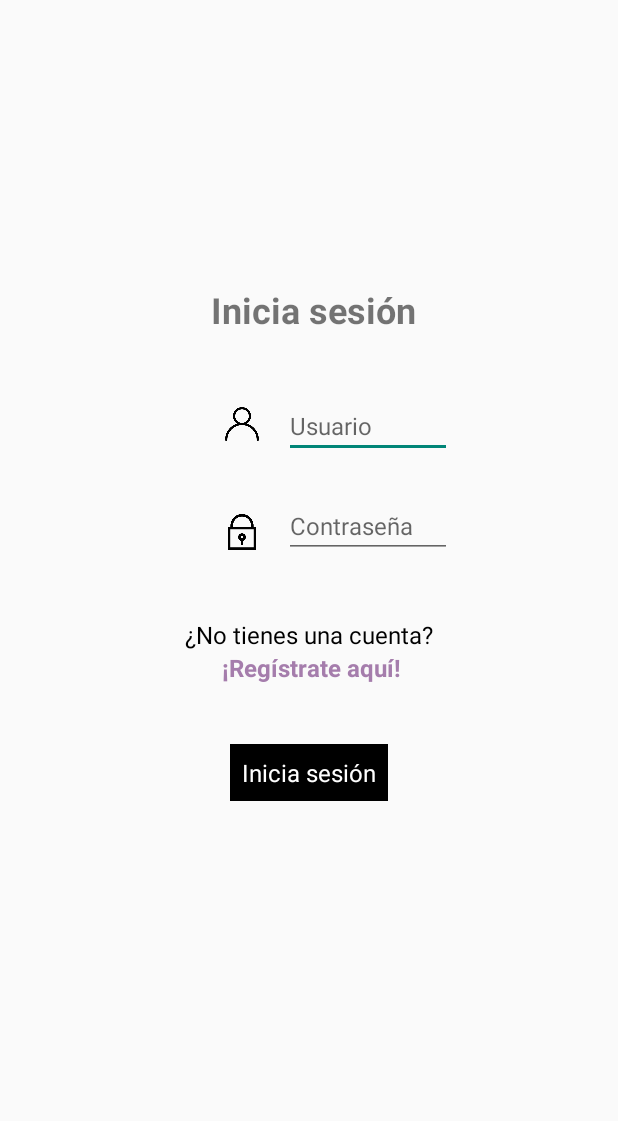
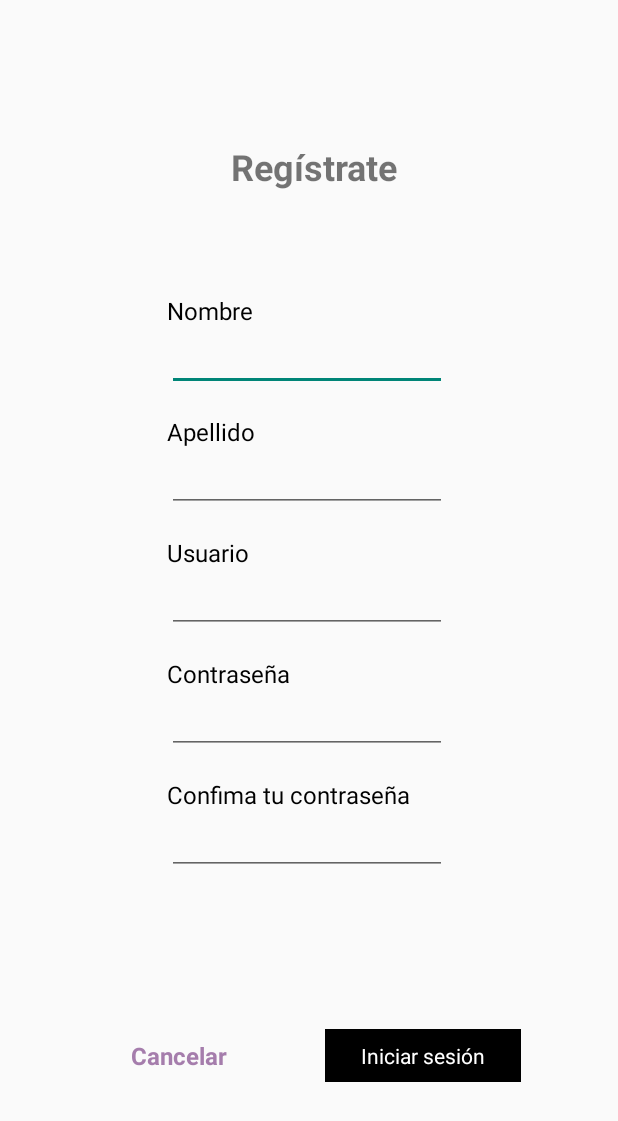
Before and after one commit to MagaliCF/To-Do-App, an Android app: the LoginActivity screen opened directly, with no data from a screen before it, after a tap on "¡Regístrate aquí!", on a phone screen of 412 x 824 dp. Shown: the top 1121 px of the screen. Run offline under Robolectric (Android 15) with nearby library versions, the phone set to English and light mode, and no system bars; our stand-ins replace Room's generated code.

Commit message:
Added the register

```diff
--- a/app/src/main/java/com/example/to_do/LoginActivity.java
+++ b/app/src/main/java/com/example/to_do/LoginActivity.java
@@ -10,7 +10,7 @@ import android.widget.Toast;
 import androidx.annotation.Nullable;
 import androidx.appcompat.app.AppCompatActivity;
 
-import com.example.to_do.models.Login;
+import com.example.to_do.models.User;
 import com.example.to_do.utils.Utils;
 
 public class LoginActivity extends AppCompatActivity {
@@ -33,7 +33,10 @@ public class LoginActivity extends AppCompatActivity {
         txtViewRegiterHere.setOnClickListener(new View.OnClickListener() {
             @Override
             public void onClick(View view) {
-                Toast.makeText(LoginActivity.this, "Aún estamos trabajando en ello...", Toast.LENGTH_SHORT).show();
+                //Toast.makeText(LoginActivity.this, "Aún estamos trabajando en ello...", Toast.LENGTH_SHORT).show();
+                Intent intent = new Intent(LoginActivity.this, RegisterActivity.class);
+                startActivity(intent);
+                finish();
             }
         });
 
@@ -44,7 +47,7 @@ public class LoginActivity extends AppCompatActivity {
                     Utils.setUser(
                             getApplicationContext(),
                             "authCredentials",
-                            new Login(editTxtUser.getText().toString(), editTxtPassword.getText().toString())
+                            new User(editTxtUser.getText().toString(), editTxtPassword.getText().toString())
                     );
                     Intent intent = new Intent(LoginActivity.this, MainActivity.class);
                     startActivity(intent);
--- /dev/null
+++ b/app/src/main/java/com/example/to_do/RegisterActivity.java
@@ -0,0 +1,93 @@
+package com.example.to_do;
+
+import androidx.appcompat.app.AppCompatActivity;
+import androidx.lifecycle.ViewModelProvider;
+
+import android.content.Intent;
+import android.os.Bundle;
+import android.util.Log;
+import android.view.View;
+import android.widget.EditText;
+import android.widget.TextView;
+import android.widget.Toast;
+
+import com.example.to_do.models.User;
+import com.example.to_do.utils.Utils;
+import com.example.to_do.viewmodel.TaskViewModel;
+
+public class RegisterActivity extends AppCompatActivity {
+    public static final String TAG = RegisterActivity.class.getSimpleName();
+    private EditText editTxtName;
+    private EditText editTxtLastname;
+    private EditText editTxtUsername;
+    private EditText editTxtPassword;
+    private EditText editTxtPasswordConfirm;
+    private TextView txtViewCancel;
+    private TextView txtViewSave;
+
+    private TaskViewModel taskViewModel;
+
+    @Override
+    protected void onCreate(Bundle savedInstanceState) {
+        super.onCreate(savedInstanceState);
+        setContentView(R.layout.activity_register);
+
+        editTxtName = findViewById(R.id.editTxtName);
+        editTxtLastname = findViewById(R.id.editTxtLastname);
+        editTxtUsername = findViewById(R.id.editTxtUsername);
+        editTxtPassword = findViewById(R.id.editTxtPassword);
+        editTxtPasswordConfirm = findViewById(R.id.editTxtPasswordConfirm);
+        txtViewCancel = findViewById(R.id.txtViewCancel);
+        txtViewSave = findViewById(R.id.txtViewSave);
+
+        taskViewModel = (TaskViewModel) new ViewModelProvider(this).get(TaskViewModel.class);
+
+        txtViewSave.setOnClickListener(new View.OnClickListener() {
+            @Override
+            public void onClick(View view) {
+                saveUser();
+            }
+        });
+
+        txtViewCancel.setOnClickListener(new View.OnClickListener() {
+            @Override
+            public void onClick(View view) {
+                back();
+            }
+        });
+    }
+    private void saveUser(){
+        String username = editTxtUsername.getText().toString();
+        String password = editTxtPassword.getText().toString();
+        String name = editTxtName.getText().toString();
+        String lastname = editTxtLastname.getText().toString();
+        String passwordConfirm = editTxtPasswordConfirm.getText().toString();
+
+        if(!(name.equals("")||lastname.equals("")||username.equals("")||password.equals("")||passwordConfirm.equals(""))){
+            if(password.equals(passwordConfirm) && password.length() > 7){
+                User user = new User(username, password, name, lastname);
+
+                //TODO: Hacer la validación de exitencia de usuario, pero que se preocupe la Magali del futuro
+                /*taskViewModel.insertUser(user);
+
+                Utils.setUser(
+                        getApplicationContext(),
+                        "authCredentials",
+                        user
+                );*/
+
+                Log.e(TAG, "User seved: " + user.toString() + " with id: " + user.getId());
+            } else {
+                Toast.makeText(this, "Las contraseñas no coinciden", Toast.LENGTH_SHORT).show();
+            }
+        } else {
+            Toast.makeText(this, "Verifica tus datos", Toast.LENGTH_SHORT).show();
+        }
+    }
+
+    private void back(){
+        Intent intent = new Intent(RegisterActivity.this, LoginActivity.class);
+        startActivity(intent);
+        finish();
+    }
+}
--- a/app/src/main/java/com/example/to_do/SplashScreen.java
+++ b/app/src/main/java/com/example/to_do/SplashScreen.java
@@ -7,7 +7,7 @@ import android.os.Bundle;
 import android.os.Handler;
 import android.util.Log;
 
-import com.example.to_do.models.Login;
+import com.example.to_do.models.User;
 import com.example.to_do.utils.Utils;
 
 public class SplashScreen extends AppCompatActivity {
@@ -26,7 +26,7 @@ public class SplashScreen extends AppCompatActivity {
                 Intent intent = null;
 
                 try {
-                    Login user = Utils.getUser(getApplicationContext(),"authCredentials");
+                    User user = Utils.getUser(getApplicationContext(),"authCredentials");
                     Log.i(TAG, "run user information: " + user.getUsername());
                     intent = new Intent(SplashScreen.this, MainActivity.class);
                 } catch (Exception e){
--- a/app/src/main/java/com/example/to_do/db/TaskDao.java
+++ b/app/src/main/java/com/example/to_do/db/TaskDao.java
@@ -20,6 +20,6 @@ public interface TaskDao {
     public void update(Task task);
     @Delete
     public void delete(Task task);
-    @Query("SELECT * FROM my_task WHERE user = :user")
-    public LiveData<List<Task>> getAllData(String user);
+    @Query("SELECT * FROM task_table WHERE user = :user")
+    public LiveData<List<Task>> getAllData(int user);
 }
--- a/app/src/main/java/com/example/to_do/db/TaskDatabase.java
+++ b/app/src/main/java/com/example/to_do/db/TaskDatabase.java
@@ -7,11 +7,13 @@ import androidx.room.Room;
 import androidx.room.RoomDatabase;
 
 import com.example.to_do.models.Task;
+import com.example.to_do.models.User;
 
-@Database(entities = Task.class, version = 2)
+@Database(entities = {Task.class, User.class}, version = 3)
     public abstract class TaskDatabase extends RoomDatabase {
     private static TaskDatabase instance;
     public abstract TaskDao taskDao();
+    public abstract UserDao userDao();
     public static synchronized TaskDatabase getInstance(Context context){
         if (instance == null){
             instance = Room.databaseBuilder(context.getApplicationContext()
--- /dev/null
+++ b/app/src/main/java/com/example/to_do/db/UserDao.java
@@ -0,0 +1,25 @@
+package com.example.to_do.db;
+
+import androidx.room.Dao;
+import androidx.room.Delete;
+import androidx.room.Insert;
+import androidx.room.Query;
+import androidx.room.Update;
+
+import com.example.to_do.models.User;
+
+@Dao
+public interface UserDao {
+
+    @Insert
+    public void insert(User user);
+
+    @Update
+    public void update(User user);
+
+    @Delete
+    public void delete(User user);
+
+    @Query("SELECT username FROM users_table WHERE username = :username")
+    public String getUserNameExist(String username);
+}
--- a/app/src/main/res/layout/activity_new_task.xml
+++ b/app/src/main/res/layout/activity_new_task.xml
@@ -39,6 +39,7 @@
                 android:layout_marginTop="32dp"
                 android:fontFamily="sans-serif"
                 android:text="Nombre:"
+                android:textColor="@color/black"
                 app:layout_constraintEnd_toEndOf="parent"
                 app:layout_constraintHorizontal_bias="0.0"
                 app:layout_constraintStart_toStartOf="@+id/guideline3"
@@ -66,6 +67,7 @@
                 android:layout_height="wrap_content"
                 android:layout_marginTop="16dp"
                 android:text="Descripción"
+                android:textColor="@color/black"
                 app:layout_constraintEnd_toEndOf="parent"
                 app:layout_constraintHorizontal_bias="0.0"
                 app:layout_constraintStart_toStartOf="@+id/guideline3"
@@ -82,6 +84,7 @@
                 android:hint="¿qué hay qué hacer hoy?"
                 android:inputType="text"
                 android:textSize="16sp"
+                android:maxLines="5"
                 app:layout_constraintEnd_toEndOf="parent"
                 app:layout_constraintHorizontal_bias="0.0"
                 app:layout_constraintStart_toStartOf="@+id/guideline3"
@@ -93,6 +96,7 @@
                 android:layout_height="wrap_content"
                 android:layout_marginTop="16dp"
                 android:text="Creada el día 17/01/2024"
+                android:textColor="@color/black"
                 app:layout_constraintEnd_toEndOf="parent"
                 app:layout_constraintHorizontal_bias="0.0"
                 app:layout_constraintStart_toStartOf="@+id/guideline3"
@@ -104,6 +108,7 @@
                 android:layout_height="wrap_content"
                 android:layout_marginTop="16dp"
                 android:text="Fecha límite:"
+                android:textColor="@color/black"
                 app:layout_constraintEnd_toEndOf="parent"
                 app:layout_constraintHorizontal_bias="0.0"
                 app:layout_constraintStart_toStartOf="@+id/guideline3"
--- /dev/null
+++ b/app/src/main/res/layout/activity_register.xml
@@ -0,0 +1,192 @@
+<?xml version="1.0" encoding="utf-8"?>
+<androidx.constraintlayout.widget.ConstraintLayout xmlns:android="http://schemas.android.com/apk/res/android"
+    xmlns:app="http://schemas.android.com/apk/res-auto"
+    xmlns:tools="http://schemas.android.com/tools"
+    android:layout_width="match_parent"
+    android:layout_height="match_parent"
+    tools:context=".RegisterActivity">
+
+    <TextView
+        android:id="@+id/txtViewSignIn"
+        android:layout_width="wrap_content"
+        android:layout_height="wrap_content"
+        android:fontFamily="sans-serif"
+        android:text="Regístrate"
+        android:textSize="24dp"
+        android:textStyle="bold"
+        app:layout_constraintBottom_toBottomOf="parent"
+        app:layout_constraintEnd_toEndOf="parent"
+        app:layout_constraintHorizontal_bias="0.512"
+        app:layout_constraintStart_toStartOf="parent"
+        app:layout_constraintTop_toTopOf="parent"
+        app:layout_constraintVertical_bias="0.12" />
+
+
+    <TextView
+        android:id="@+id/txtViewName"
+        android:layout_width="wrap_content"
+        android:layout_height="wrap_content"
+        android:layout_marginTop="16dp"
+        android:fontFamily="sans-serif"
+        android:text="Nombre"
+        android:textColor="@color/black"
+        android:textSize="16sp"
+        app:layout_constraintBottom_toBottomOf="parent"
+        app:layout_constraintEnd_toEndOf="parent"
+        app:layout_constraintHorizontal_bias="0.0"
+        app:layout_constraintStart_toStartOf="@+id/guideline2"
+        app:layout_constraintTop_toBottomOf="@+id/txtViewSignIn"
+        app:layout_constraintVertical_bias="0.08" />
+
+    <EditText
+        android:id="@+id/editTxtName"
+        android:layout_width="wrap_content"
+        android:layout_height="wrap_content"
+        android:ems="10"
+        android:textSize="16sp"
+        app:layout_constraintEnd_toEndOf="@+id/txtViewName"
+        app:layout_constraintHorizontal_bias="0.0"
+        app:layout_constraintStart_toStartOf="@+id/txtViewName"
+        app:layout_constraintTop_toBottomOf="@+id/txtViewName" />
+
+    <TextView
+        android:id="@+id/txtViewLastname"
+        android:layout_width="wrap_content"
+        android:layout_height="wrap_content"
+        android:layout_marginTop="16dp"
+        android:fontFamily="sans-serif"
+        android:text="Apellido"
+        android:textColor="@color/black"
+        android:textSize="16sp"
+        app:layout_constraintEnd_toEndOf="@+id/editTxtName"
+        app:layout_constraintHorizontal_bias="0.0"
+        app:layout_constraintStart_toStartOf="@+id/editTxtName"
+        app:layout_constraintTop_toBottomOf="@+id/editTxtName" />
+
+    <EditText
+        android:id="@+id/editTxtLastname"
+        android:layout_width="wrap_content"
+        android:layout_height="wrap_content"
+        android:ems="10"
+        android:textSize="16sp"
+        app:layout_constraintEnd_toEndOf="@+id/txtViewLastname"
+        app:layout_constraintHorizontal_bias="0.0"
+        app:layout_constraintStart_toStartOf="@+id/txtViewLastname"
+        app:layout_constraintTop_toBottomOf="@+id/txtViewLastname" />
+
+    <TextView
+        android:id="@+id/txtViewUsername"
+        android:layout_width="wrap_content"
+        android:layout_height="wrap_content"
+        android:layout_marginTop="16dp"
+        android:fontFamily="sans-serif"
+        android:text="Usuario"
+        android:textColor="@color/black"
+        android:textSize="16sp"
+        app:layout_constraintEnd_toEndOf="@+id/editTxtLastname"
+        app:layout_constraintHorizontal_bias="0.0"
+        app:layout_constraintStart_toStartOf="@+id/editTxtLastname"
+        app:layout_constraintTop_toBottomOf="@+id/editTxtLastname" />
+
+    <EditText
+        android:id="@+id/editTxtUsername"
+        android:layout_width="wrap_content"
+        android:layout_height="wrap_content"
+        android:ems="10"
+        android:textSize="16sp"
+        app:layout_constraintEnd_toEndOf="@+id/txtViewUsername"
+        app:layout_constraintHorizontal_bias="0.0"
+        app:layout_constraintStart_toStartOf="@+id/txtViewUsername"
+        app:layout_constraintTop_toBottomOf="@+id/txtViewUsername" />
+
+    <TextView
+        android:id="@+id/txtViewPassword"
+        android:layout_width="wrap_content"
+        android:layout_height="wrap_content"
+        android:layout_marginTop="16dp"
+        android:fontFamily="sans-serif"
+        android:text="Contraseña"
+        android:textColor="@color/black"
+        android:textSize="16sp"
+        app:layout_constraintEnd_toEndOf="@+id/editTxtUsername"
+        app:layout_constraintHorizontal_bias="0.0"
+        app:layout_constraintStart_toStartOf="@+id/editTxtUsername"
+        app:layout_constraintTop_toBottomOf="@+id/editTxtUsername" />
+
+    <EditText
+        android:id="@+id/editTxtPassword"
+        android:layout_width="wrap_content"
+        android:layout_height="wrap_content"
+        android:ems="10"
+        android:inputType="textPassword"
+        android:textSize="16sp"
+        app:layout_constraintEnd_toEndOf="@+id/txtViewPassword"
+        app:layout_constraintHorizontal_bias="0.0"
+        app:layout_constraintStart_toStartOf="@+id/txtViewPassword"
+        app:layout_constraintTop_toBottomOf="@+id/txtViewPassword" />
+
+    <TextView
+        android:id="@+id/txtViewPasswordConfirm"
+        android:layout_width="wrap_content"
+        android:layout_height="wrap_content"
+        android:layout_marginTop="16dp"
+        android:fontFamily="sans-serif"
+        android:text="Confima tu contraseña"
+        android:textColor="@color/black"
+        android:textSize="16sp"
+        app:layout_constraintEnd_toEndOf="@+id/editTxtPassword"
+        app:layout_constraintHorizontal_bias="0.0"
+        app:layout_constraintStart_toStartOf="@+id/editTxtPassword"
+        app:layout_constraintTop_toBottomOf="@+id/editTxtPassword" />
+
+    <EditText
+        android:id="@+id/editTxtPasswordConfirm"
+        android:layout_width="wrap_content"
+        android:layout_height="wrap_content"
+        android:ems="10"
+        android:inputType="textPassword"
+        android:textSize="16sp"
+        app:layout_constraintEnd_toEndOf="@+id/txtViewPasswordConfirm"
+        app:layout_constraintHorizontal_bias="0.0"
+        app:layout_constraintStart_toStartOf="@+id/txtViewPasswordConfirm"
+        app:layout_constraintTop_toBottomOf="@+id/txtViewPasswordConfirm" />
+
+    <androidx.constraintlayout.widget.Guideline
+        android:id="@+id/guideline2"
+        android:layout_width="wrap_content"
+        android:layout_height="wrap_content"
+        android:orientation="vertical"
+        app:layout_constraintGuide_percent="0.27" />
+
+    <TextView
+        android:id="@+id/txtViewCancel"
+        android:layout_width="wrap_content"
+        android:layout_height="wrap_content"
+        android:fontFamily="sans-serif"
+        android:text="Cancelar"
+        android:textColor="#A57DAC"
+        android:textSize="16sp"
+        android:textStyle="bold"
+        app:layout_constraintBottom_toBottomOf="parent"
+        app:layout_constraintEnd_toEndOf="parent"
+        app:layout_constraintHorizontal_bias="0.25"
+        app:layout_constraintStart_toStartOf="parent"
+        app:layout_constraintTop_toBottomOf="@+id/editTxtPasswordConfirm" />
+
+    <TextView
+        android:id="@+id/txtViewSave"
+        android:layout_width="wrap_content"
+        android:layout_height="wrap_content"
+        android:background="@color/black"
+        android:fontFamily="sans-serif"
+        android:gravity="center"
+        android:paddingHorizontal="24dp"
+        android:paddingVertical="8dp"
+        android:text="Iniciar sesión"
+        android:textColor="@color/white"
+        app:layout_constraintBottom_toBottomOf="parent"
+        app:layout_constraintEnd_toEndOf="parent"
+        app:layout_constraintStart_toEndOf="@+id/txtViewCancel"
+        app:layout_constraintTop_toBottomOf="@+id/editTxtPasswordConfirm" />
+
+</androidx.constraintlayout.widget.ConstraintLayout>
```
Also changed, not shown: app/src/main/AndroidManifest.xml (+6 -3 lines), app/src/main/java/com/example/to_do/MainActivity.java (+5 -9 lines), app/src/main/java/com/example/to_do/models/Login.java (deleted, +0 -35 lines), app/src/main/java/com/example/to_do/models/Task.java (+30 -25 lines), app/src/main/java/com/example/to_do/models/User.java (added, +78 -0 lines), app/src/main/java/com/example/to_do/repository/TaskRepository.java (+54 -5 lines), app/src/main/java/com/example/to_do/utils/Utils.java (+5 -5 lines), app/src/main/java/com/example/to_do/viewmodel/TaskViewModel.java (+17 -5 lines).
